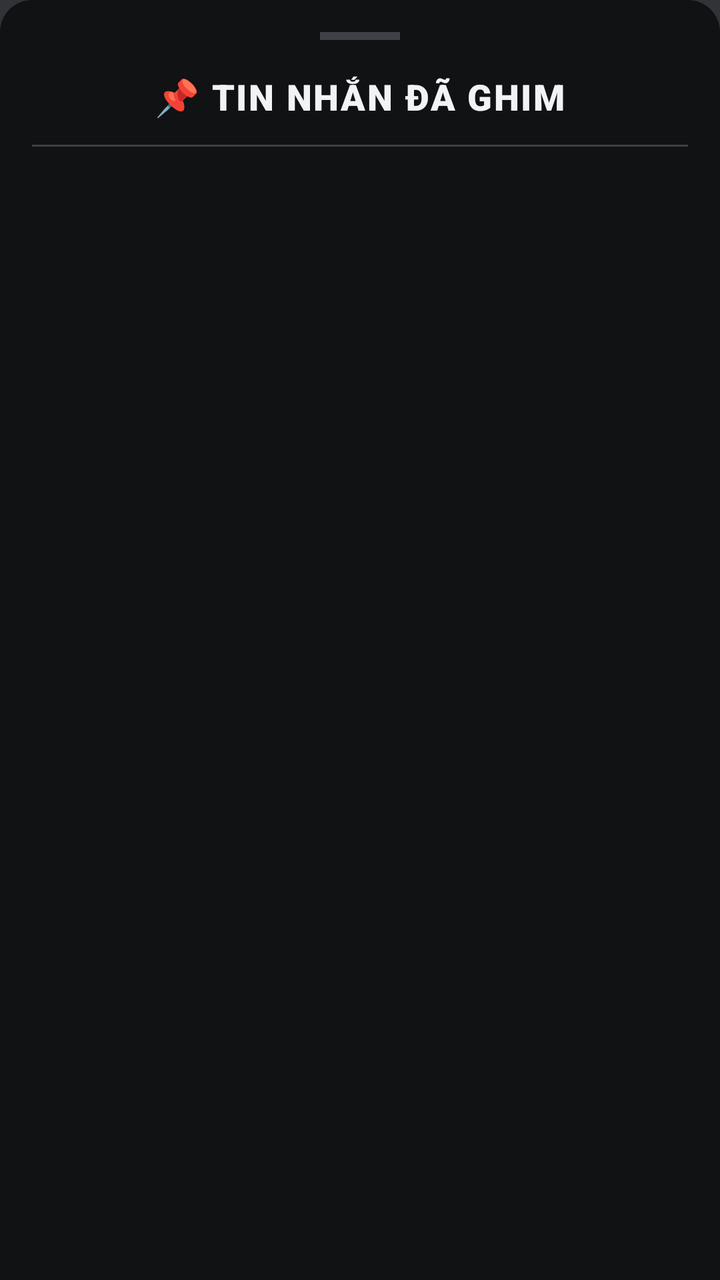
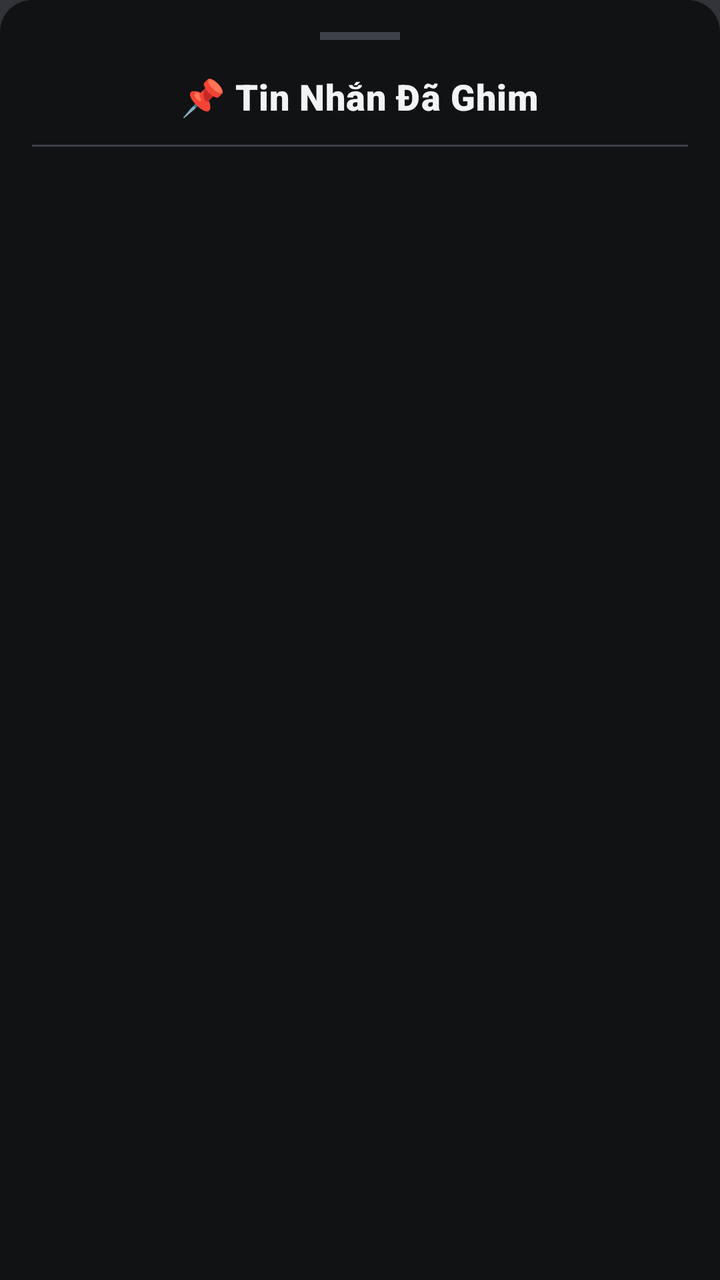

The first picture is an Android layout as it rendered before a commit; the second is the same layout after the commit. The layout source and the unified diff follow.
<!-- AndroidManifest.xml: application theme Theme.SE114_CallingSystem -->
<!-- res/layout/layout_bottom_sheet_pinned_messages.xml -->
<?xml version="1.0" encoding="utf-8"?>
<LinearLayout xmlns:android="http://schemas.android.com/apk/res/android"
    xmlns:app="http://schemas.android.com/apk/res-auto"
    android:layout_width="match_parent"
    android:layout_height="match_parent"
    android:background="@drawable/bg_bottom_sheet"
    android:orientation="vertical"
    android:padding="16dp"
    android:minHeight="400dp">

    <View
        android:layout_width="40dp"
        android:layout_height="4dp"
        android:layout_gravity="center_horizontal"
        android:background="@color/handle_bar"
        android:layout_marginBottom="16dp"/>

    <TextView
        android:id="@+id/tvPinnedTitle"
        android:layout_width="wrap_content"
        android:layout_height="wrap_content"
        android:text="📌 TIN NHẮN ĐÃ GHIM"
        android:textColor="@color/text_primary"
        android:textSize="18sp"
        android:fontFamily="sans-serif-black"
        android:layout_gravity="center_horizontal"
        android:layout_marginBottom="12dp"
        android:letterSpacing="0.05"/>

    <View
        android:layout_width="match_parent"
        android:layout_height="1dp"
        android:background="@color/divider"
        android:layout_marginBottom="12dp"/>

    <FrameLayout
        android:layout_width="match_parent"
        android:layout_height="0dp"
        android:layout_weight="1">

        <androidx.recyclerview.widget.RecyclerView
            android:id="@+id/rvPinnedMessages"
            android:layout_width="match_parent"
            android:layout_height="match_parent"
            android:visibility="visible"
            android:padding="4dp"
            android:clipToPadding="false"/>

        <TextView
            android:id="@+id/tvNoPinnedMessages"
            android:layout_width="match_parent"
            android:layout_height="match_parent"
            android:gravity="center"
            android:text="Không có tin nhắn ghim nào trong phòng này."
            android:textColor="@color/text_secondary"
            android:textSize="14sp"
            android:fontFamily="sans-serif-medium"
            android:visibility="gone"/>
    </FrameLayout>

</LinearLayout>
<!-- resources referenced by this layout -->
<resources>
  <color name="divider">@color/discord_divider</color>
  <color name="handle_bar">@color/discord_divider</color>
  <color name="text_primary">@color/discord_text_primary</color>
  <color name="text_secondary">@color/discord_text_secondary</color>
  <!-- drawable bg_bottom_sheet (drawable) -->
  <?xml version="1.0" encoding="utf-8"?>
  <shape xmlns:android="http://schemas.android.com/apk/res/android"
      android:shape="rectangle">
      <solid android:color="@color/discord_dark_floating" />
      <corners
          android:topLeftRadius="16dp"
          android:topRightRadius="16dp"
          android:bottomLeftRadius="0dp"
          android:bottomRightRadius="0dp" />
  </shape>
  <style name="Theme.SE114_CallingSystem" parent="Base.Theme.SE114_CallingSystem" />
  <color name="discord_divider">#3E4047</color>
  <color name="discord_text_primary">#F2F3F5</color>
  <color name="discord_text_secondary">#B5BAC1</color>
  <color name="discord_dark_floating">#111214</color>
  <style name="Base.Theme.SE114_CallingSystem" parent="Theme.Material3.DayNight.NoActionBar">
          <item name="colorPrimary">@color/accent</item>
          <item name="colorOnPrimary">@color/text_on_accent</item>
          <item name="colorSecondary">@color/accent_light</item>
          <item name="android:windowBackground">@color/bg_primary</item>
          <item name="android:statusBarColor">@color/bg_primary</item>
          <item name="android:navigationBarColor">@color/bg_primary</item>
      </style>
  <color name="accent">@color/discord_blurple</color>
  <color name="text_on_accent">#FFFFFF</color>
  <color name="accent_light">#7A85F5</color>
  <color name="bg_primary">@color/discord_dark_base</color>
  <color name="discord_blurple">#5865F2</color>
  <color name="discord_dark_base">#313338</color>
</resources>

<!-- the commit's change to res/layout/layout_bottom_sheet_pinned_messages.xml (unified diff, before → after) -->
@@ -4,6 +4,7 @@
     android:layout_width="match_parent"
     android:layout_height="match_parent"
     android:background="@drawable/bg_bottom_sheet"
+    android:backgroundTint="@color/discord_dark_floating"
     android:orientation="vertical"
     android:padding="16dp"
     android:minHeight="400dp">
@@ -12,25 +13,25 @@
         android:layout_width="40dp"
         android:layout_height="4dp"
         android:layout_gravity="center_horizontal"
-        android:background="@color/handle_bar"
+        android:background="@color/discord_divider"
         android:layout_marginBottom="16dp"/>
 
     <TextView
         android:id="@+id/tvPinnedTitle"
         android:layout_width="wrap_content"
         android:layout_height="wrap_content"
-        android:text="📌 TIN NHẮN ĐÃ GHIM"
-        android:textColor="@color/text_primary"
+        android:text="📌 Tin Nhắn Đã Ghim"
+        android:textColor="@color/discord_text_primary"
         android:textSize="18sp"
         android:fontFamily="sans-serif-black"
         android:layout_gravity="center_horizontal"
         android:layout_marginBottom="12dp"
-        android:letterSpacing="0.05"/>
+        android:letterSpacing="0.02"/>
 
     <View
         android:layout_width="match_parent"
         android:layout_height="1dp"
-        android:background="@color/divider"
+        android:background="@color/discord_divider"
         android:layout_marginBottom="12dp"/>
 
     <FrameLayout
@@ -46,16 +47,30 @@
             android:padding="4dp"
             android:clipToPadding="false"/>
 
-        <TextView
+        <LinearLayout
             android:id="@+id/tvNoPinnedMessages"
             android:layout_width="match_parent"
             android:layout_height="match_parent"
             android:gravity="center"
-            android:text="Không có tin nhắn ghim nào trong phòng này."
-            android:textColor="@color/text_secondary"
-            android:textSize="14sp"
-            android:fontFamily="sans-serif-medium"
-            android:visibility="gone"/>
+            android:orientation="vertical"
+            android:visibility="gone">
+
+            <TextView
+                android:layout_width="wrap_content"
+                android:layout_height="wrap_content"
+                android:text="📌"
+                android:textSize="48sp"
+                android:layout_marginBottom="8dp"/>
+
+            <TextView
+                android:layout_width="wrap_content"
+                android:layout_height="wrap_content"
+                android:text="Chưa có tin nhắn ghim nào trong phòng này."
+                android:textColor="@color/discord_text_secondary"
+                android:textSize="14sp"
+                android:fontFamily="sans-serif-medium"
+                android:gravity="center"/>
+        </LinearLayout>
     </FrameLayout>
 
 </LinearLayout>
<!-- resource entries referenced after the edit -->
@@ -1,9 +1,5 @@
 <!-- resources referenced by this layout -->
 <resources>
-  <color name="divider">@color/discord_divider</color>
-  <color name="handle_bar">@color/discord_divider</color>
-  <color name="text_primary">@color/discord_text_primary</color>
-  <color name="text_secondary">@color/discord_text_secondary</color>
   <!-- drawable bg_bottom_sheet (drawable) -->
   <?xml version="1.0" encoding="utf-8"?>
   <shape xmlns:android="http://schemas.android.com/apk/res/android"
